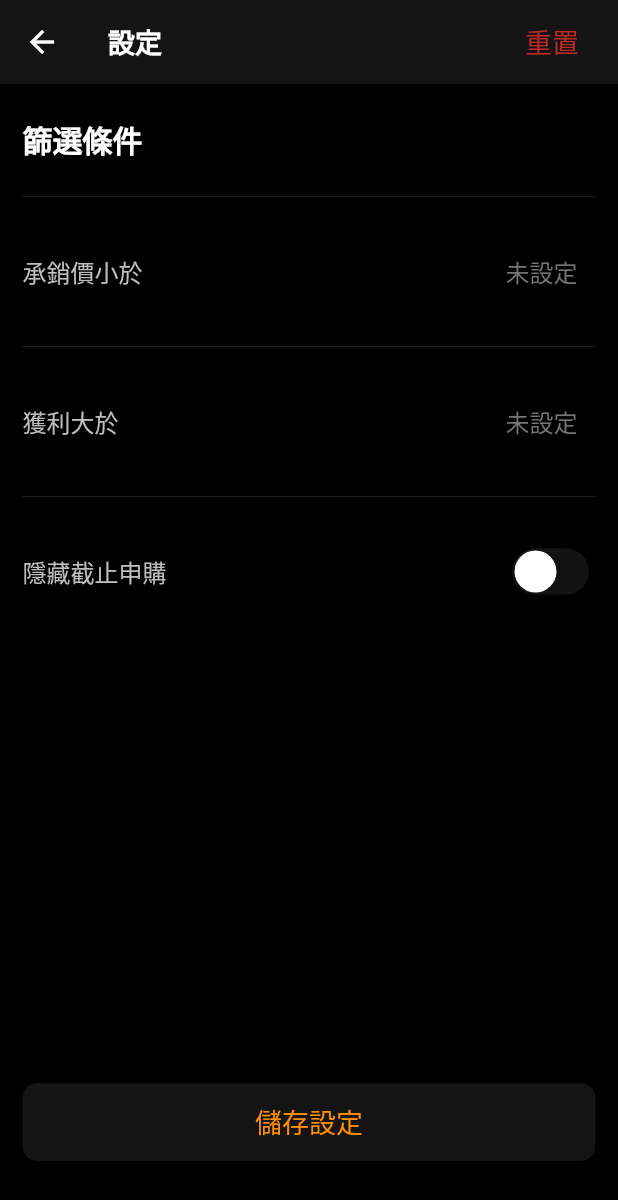
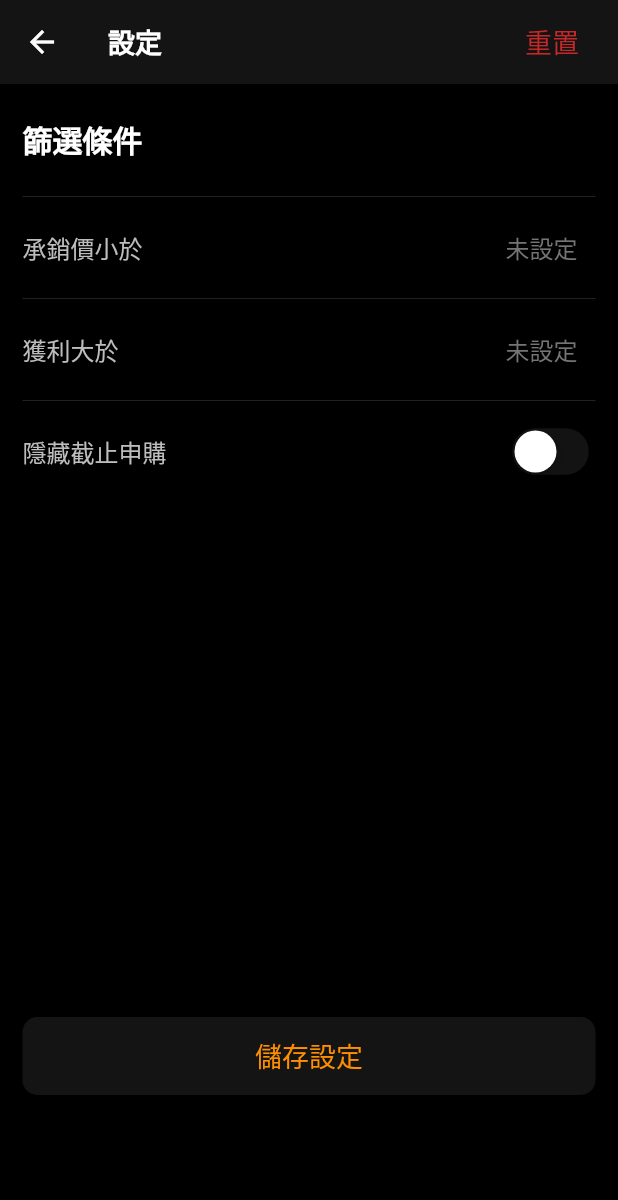
Before and after one commit to vannesswu/flutter_stock, a Flutter app: the screen it shows after launch, after a tap on the "tune" icon, on a phone screen of 412 x 824 dp. Shown: the top 1200 px of the screen. Run offline on Flutter 3.47's test engine with Material 2 defaults, Android fonts, the phone set to English and light mode, and no system bars; our stand-ins replace charts_flutter, shared_preferences; network calls fail.

Commit message:
apply setting

```diff
--- a/lib/MainScreen.dart
+++ b/lib/MainScreen.dart
@@ -65,9 +65,9 @@ class MainScreen extends StatelessWidget {
               ),
               Expanded(
                 child: ListView.builder(
-                  itemCount: appState.stockList.length,
+                  itemCount: appState.filterStockList.length,
                   itemBuilder: (BuildContext context, int index) {
-                    return _buildStockCard(context, appState.stockList[index]);
+                    return _buildStockCard(context, appState.filterStockList[index]);
                   },
                 ),
               ),
--- a/lib/SettingScreen.dart
+++ b/lib/SettingScreen.dart
@@ -13,6 +13,8 @@ class SettingScreen extends StatelessWidget {
 
   @override
   Widget build(BuildContext context) {
+    var mediaQuery = MediaQuery.of(context);
+    final sizeBoxHeight = mediaQuery.size.height - 530;
     container = StateContainer.of(context, Aspect(name: SettingScreen.aspect));
     appState = container.state;
     _sellPriceTextEditingController = TextEditingController(
@@ -26,8 +28,8 @@ class SettingScreen extends StatelessWidget {
 
     ExpireStockSwitch expireStockSwitch = new ExpireStockSwitch(
         onValueChange, appState.userSetting.isHiddenExpireStock ?? false);
-    print(appState.userSetting.isHiddenExpireStock);
     return Scaffold(
+      resizeToAvoidBottomPadding: false,
       backgroundColor: Colors.black,
       appBar: AppBar(
         backgroundColor: Color(0xFF141414),
@@ -46,10 +48,12 @@ class SettingScreen extends StatelessWidget {
           )
         ],
       ),
-      body: Container(
-        padding: EdgeInsets.only(left: 15, right: 15, top: 0),
-        child: Column(
-          crossAxisAlignment: CrossAxisAlignment.start,
+      body: GestureDetector(
+        onTap: () => FocusScope.of(context).requestFocus(new FocusNode()),
+        child: Padding(
+          padding: EdgeInsets.symmetric(horizontal: 15),
+          child: ListView(
+            padding: mediaQuery.viewInsets,
             children: <Widget>[
               Padding(
                 padding: const EdgeInsets.symmetric(vertical: 22),
@@ -63,7 +67,7 @@ class SettingScreen extends StatelessWidget {
               ),
               Divider(height: 2, color: Colors.grey[900]),
               ListTile(
-              contentPadding: EdgeInsets.only(top: 21, bottom: 21),
+                contentPadding: EdgeInsets.symmetric(horizontal: 0, vertical: 5),
                 title: Text('承銷價小於',
                     style: TextStyle(
                         fontSize: 16,
@@ -87,7 +91,7 @@ class SettingScreen extends StatelessWidget {
               ),
               Divider(height: 2, color: Colors.grey[900]),
               ListTile(
-              contentPadding: EdgeInsets.only(top: 21, bottom: 21),
+                contentPadding: EdgeInsets.symmetric(horizontal: 0, vertical: 5),
                 title: Text('獲利大於',
                     style: TextStyle(
                         fontSize: 16,
@@ -111,7 +115,7 @@ class SettingScreen extends StatelessWidget {
               ),
               Divider(height: 2, color: Colors.grey[900]),
               ListTile(
-              contentPadding: EdgeInsets.only(top: 21, bottom: 21),
+                contentPadding: EdgeInsets.symmetric(horizontal: 0, vertical: 5),
                 title: Text('隱藏截止申購',
                     style: TextStyle(
                         fontSize: 16,
@@ -122,7 +126,8 @@ class SettingScreen extends StatelessWidget {
                   child: expireStockSwitch,
                 ),
               ),
-            Expanded(
+              SizedBox(
+                height: sizeBoxHeight,
                 child: Container(),
               ),
               Container(
@@ -139,8 +144,10 @@ class SettingScreen extends StatelessWidget {
                             double.tryParse(_sellPriceTextEditingController.text),
                         profitGreatThan:
                             double.tryParse(_profitTextEditingController.text),
-                      isHiddenExpireStock: appState.userSetting.isHiddenExpireStock,
-                    ).then((it) {
+                        isHiddenExpireStock:
+                            appState.userSetting.isHiddenExpireStock,
+                      )
+                          .then((it) {
                         return container.getUserSetting();
                       }).then((it) {
                         Navigator.pop(context);
@@ -155,18 +162,20 @@ class SettingScreen extends StatelessWidget {
                         ),
                       ),
                     )),
-            )
+              ),
             ],
+          ),
         ),
       ),
     );
   }
-  _resetUserSetting(ExpireStockSwitch eSwitch){
+
+  _resetUserSetting(ExpireStockSwitch eSwitch) {
     eSwitch.setValue(false);
     container.resetUserSetting();
   }
+
   onValueChange(bool isHidden) {
-    print(isHidden);
     container.setSwitch(isHidden);
   }
 }
@@ -174,6 +183,7 @@ class SettingScreen extends StatelessWidget {
 class ExpireStockSwitch extends StatelessWidget {
   final ValueChanged<bool> onChanged;
   bool _isHiddenExpireStock;
+
   ExpireStockSwitch(this.onChanged, this._isHiddenExpireStock);
 
   @override
@@ -184,6 +194,7 @@ class ExpireStockSwitch extends StatelessWidget {
           setValue(isHidden);
         });
   }
+
   void setValue(bool value) {
     _isHiddenExpireStock = value;
     onChanged(value);
--- a/lib/appState.dart
+++ b/lib/appState.dart
@@ -9,19 +9,20 @@ class AppState {
   List<StockDto> stockList;
   bool isLoading;
   UserSetting userSetting;
-  AppState({
-    this.priceByStock = const {},
+
+  AppState(
+      {this.priceByStock = const {},
       this.dailyPriceByStock = const {},
       this.stockList = const [],
       this.isLoading = false,
-    this.userSetting = const UserSetting()
-  });
+      this.userSetting = const UserSetting()});
 
   factory AppState.builder(
       {Map<StockDto, double> priceByStock,
       List<StockDto> stockList,
       Map<StockDto, List<double>> dailyPriceByStock,
-      bool isLoading, UserSetting userSetting}) {
+      bool isLoading,
+      UserSetting userSetting}) {
     return AppState(
       priceByStock: priceByStock ?? {},
       stockList: stockList ?? [],
@@ -64,4 +65,34 @@ class AppState {
         ? Colors.red[700]
         : Colors.green[600];
   }
+
+  List<StockDto> get filterStockList {
+    var list = List<StockDto>.from(stockList);
+
+    if ((userSetting.isHiddenExpireStock ?? false)) {
+      list = list.where((stock) {
+        return stock.getStockStatus() != StockStatus.expired;
+      }).toList();
     }
+
+    if (userSetting.sellingPriceLessThan != null) {
+      list = list.where((stock) {
+        return double.parse(stock.actualSellPrice) <
+            userSetting.sellingPriceLessThan;
+      }).toList();
+    }
+
+    if (userSetting.profitGreatThan != null) {
+      list = list.where((stock) {
+        final profit = getProfit(stock);
+
+        if (profit == "-") {
+          return false;
+        } else {
+          return double.parse(profit) > userSetting.profitGreatThan;
+        }
+      }).toList();
+    }
+    return list;
+  }
+}
```
Lines whose indentation alone changed are shown as unchanged.
